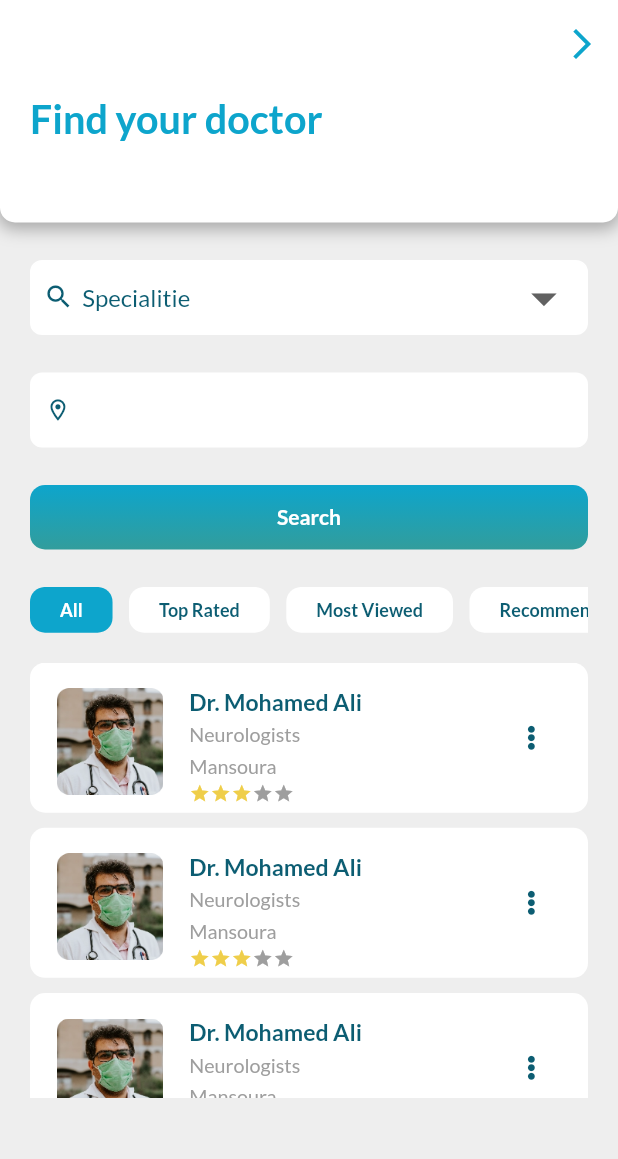
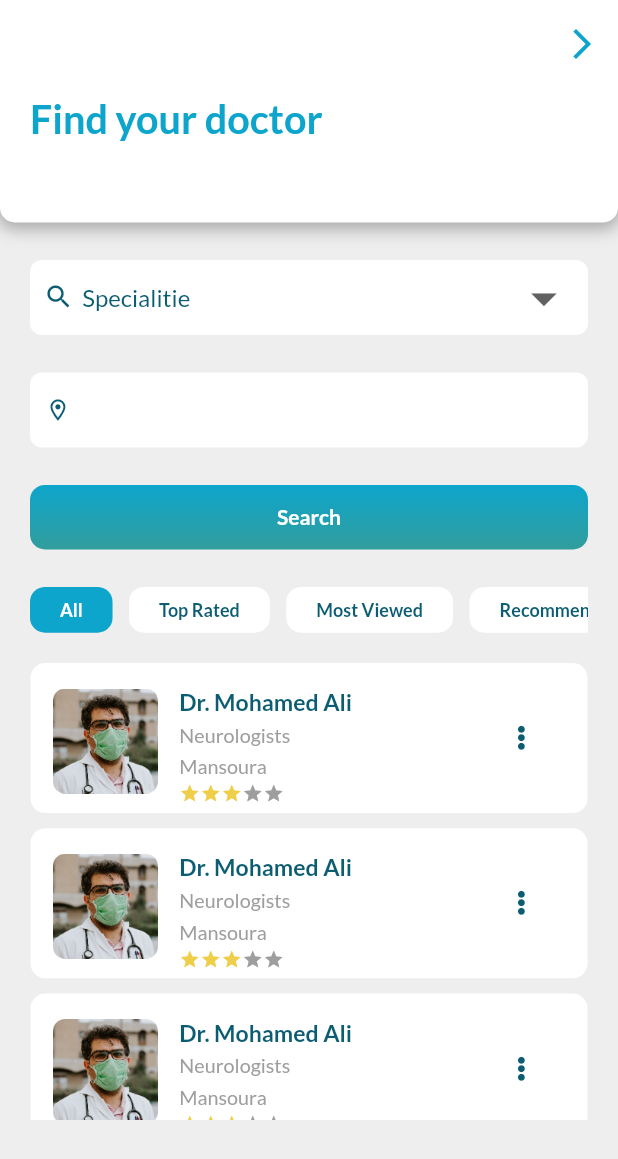
Before and after one commit to mhmdreda51/health-care-system, a Flutter app: the HomeScreen screen opened directly, after a tap on "Find doctors", on a phone screen of 412 x 824 dp. Shown: the top 1159 px of the screen. Run offline on Flutter 3.47's test engine with Material 2 defaults, Android fonts, the light colour scheme and no system bars; drawn by our look-alikes of flutter_rating_bar; our stand-ins replace bloc, carousel_slider, connectivity_plus, dio, dots_indicator, easy_localization and 10 more; missing offline and left inert: align_positioned, flutter_phone_direct_caller; accounts and stored records are empty.

Commit message:
Doctor details finished design

```diff
--- a/lib/view/Find Doctor/conponants/doctor_list_view.dart
+++ b/lib/view/Find Doctor/conponants/doctor_list_view.dart
@@ -12,9 +12,9 @@ class DoctorListView extends StatelessWidget {
   @override
   Widget build(BuildContext context) {
     return Padding(
-      padding: const EdgeInsets.only(top: 20, left: 20, right: 20, bottom: 10),
+      padding: EdgeInsets.only(top: 20.r, left: 20.r, right: 20.r, bottom: 10),
       child: SizedBox(
-        height: 290,
+        height: 300.h,
         width: double.infinity,
         child: ListView.separated(
           itemCount: cubit.newList.length,
--- a/lib/view/Find Doctor/find_doctor.dart
+++ b/lib/view/Find Doctor/find_doctor.dart
@@ -26,7 +26,8 @@ class FindDoctor extends StatelessWidget {
         return SafeArea(
           child: Scaffold(
               backgroundColor: Colors.grey[200],
-              body: Column(
+              body: SingleChildScrollView(
+                child: Column(
                   children: [
                     const ServicesHeader(
                       text: 'Find your doctor',
@@ -53,7 +54,8 @@ class FindDoctor extends StatelessWidget {
                         width: double.infinity,
                         text: "Search",
                         borderRadius: 10,
-                      )),
+                      ),
+                    ),
                     CategoryTapBar(cubit: cubit),
                     cubit.newList.isEmpty
                         ? DoctorListShimmer(
@@ -61,6 +63,7 @@ class FindDoctor extends StatelessWidget {
                           )
                         : DoctorListView(cubit: cubit),
                   ],
+                ),
               )),
         );
       },
--- a/lib/view/Find Doctor/widgets/doctor_item_card.dart
+++ b/lib/view/Find Doctor/widgets/doctor_item_card.dart
@@ -37,8 +37,8 @@ class DoctorItemCard extends StatelessWidget {
         children: [
           Image(
             image: AssetImage(image),
-            height: 70.h,
-            width: 70.w,
+            height: 70,
+            width: 70,
           ),
           SizedBox(width: 13.w),
           Column(
--- a/lib/view/Home Screen/companants/services_grid_view.dart
+++ b/lib/view/Home Screen/companants/services_grid_view.dart
@@ -19,6 +19,8 @@ class ServicesGridView extends StatelessWidget {
           crossAxisSpacing: 12.0,
           mainAxisSpacing: 12.0,
         ),
+        physics: const NeverScrollableScrollPhysics(),
+        shrinkWrap: true,
         children: servicesList.map((item) {
           return GestureDetector(
             onTap: () => cubit.navigateServicesById(item.id),
@@ -30,7 +32,7 @@ class ServicesGridView extends StatelessWidget {
                 borderRadius: BorderRadius.circular(13),
               ),
               child: Padding(
-                padding: const EdgeInsets.only(top: 12, left: 10, right: 10),
+                padding: EdgeInsets.only(top: 12, left: 10, right: 10.r),
                 child: Column(
                   children: [
                     Image.asset(
--- a/lib/view/Home Screen/home_screen.dart
+++ b/lib/view/Home Screen/home_screen.dart
@@ -54,10 +54,6 @@ class HomeScreen extends StatelessWidget {
                           SizedBox(
                             height: 15.h,
                           ),
-                          // HomeCarousel(cubit: cubit),
-                          // SizedBox(
-                          //   height: 8.h,
-                          // ),
                           Align(
                             alignment: Alignment.centerLeft,
                             child: AppText(
@@ -72,6 +68,9 @@ class HomeScreen extends StatelessWidget {
                           ),
                           ServicesGridView(
                             cubit: cubit,
+                          ),
+                          SizedBox(
+                            height: 10.h,
                           ),
                           Align(
                             alignment: Alignment.centerLeft,
--- a/lib/view/Intro/intro_one.dart
+++ b/lib/view/Intro/intro_one.dart
@@ -18,7 +18,7 @@ class IntroOne extends StatelessWidget {
           height: double.infinity,
           width: double.infinity,
           child: Padding(
-            padding: EdgeInsets.only(left: 10, right: 10, top: 100),
+            padding: EdgeInsets.only(left: 10, right: 10, top: 100.r),
             child: Column(
               crossAxisAlignment: CrossAxisAlignment.center,
               children: [
--- a/lib/view/Intro/intro_two.dart
+++ b/lib/view/Intro/intro_two.dart
@@ -1,6 +1,6 @@
 import 'package:flutter/material.dart';
 import 'package:flutter_screenutil/flutter_screenutil.dart';
-import 'package:health_care_system/view/Intro/intro_three.dart';
+import 'package:health_care_system/view/Login/login_screen.dart';
 import 'package:health_care_system/widgets/app_text.dart';
 
 import '../../constants/app_colors.dart';
@@ -18,7 +18,7 @@ class IntroTwo extends StatelessWidget {
           height: double.infinity,
           width: double.infinity,
           child: Padding(
-            padding: const EdgeInsets.only(left: 10, right: 10, top: 100),
+            padding: EdgeInsets.only(left: 10, right: 10, top: 100.r),
             child: Column(
               crossAxisAlignment: CrossAxisAlignment.center,
               children: [
@@ -47,7 +47,7 @@ class IntroTwo extends StatelessWidget {
                   height: 164.h,
                 ),
                 AppButton(
-                  onPressed: () => MagicRouter.navigateTo(const IntroThree()),
+                  onPressed: () => MagicRouter.navigateTo(const LoginScreen()),
                   height: 50.h,
                   text: "Next",
                   width: 168.w,
--- a/lib/view/Login/login_screen.dart
+++ b/lib/view/Login/login_screen.dart
@@ -50,9 +50,6 @@ class LoginScreen extends StatelessWidget {
                             ),
                             const SizedBox(
                               height: 100,
-                            ),
-                            const SizedBox(
-                              height: 25,
                             ),
                             AuthTextFromField(
                               validator: (value) {
--- a/lib/view/Sign Up/sign_up_screen.dart
+++ b/lib/view/Sign Up/sign_up_screen.dart
@@ -184,7 +184,7 @@ class SignUpScreen extends StatelessWidget {
                                     fontWeight: FontWeight.bold,
                                   ),
                                   GestureDetector(
-                                    onTap: () => MagicRouter.navigateTo(
+                                    onTap: () => MagicRouter.navigateAndPopAll(
                                         const LoginScreen()),
                                     child: const AppText(
                                       text: "Sign in",
```
Also changed, not shown: lib/core/responsive layout/SizeConfig.dart (added, +27 -0 lines), lib/view/Intro/intro_three.dart (deleted, +0 -71 lines), lib/widgets/app_devider.dart (added, +12 -0 lines). Lines whose indentation alone changed are shown as unchanged.
